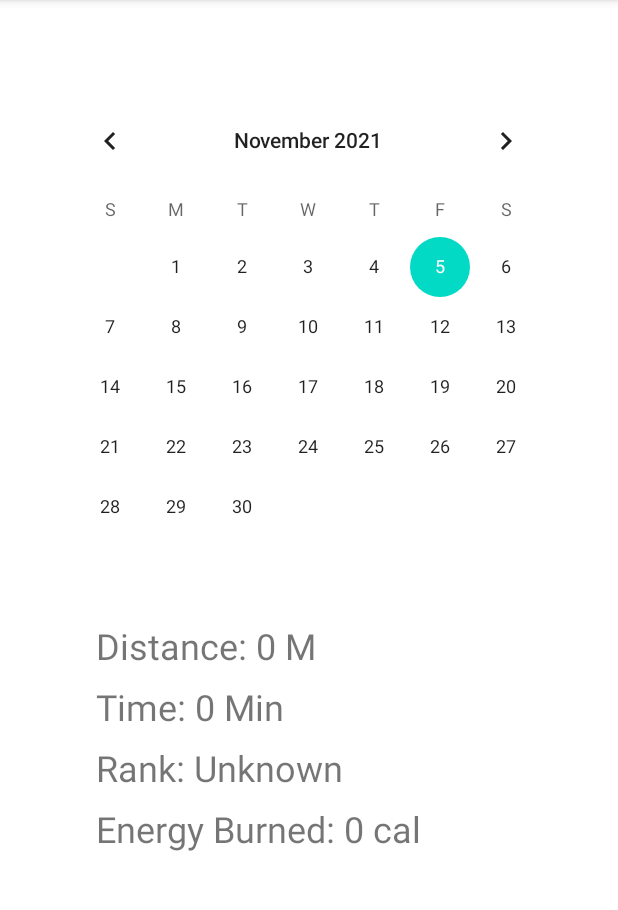
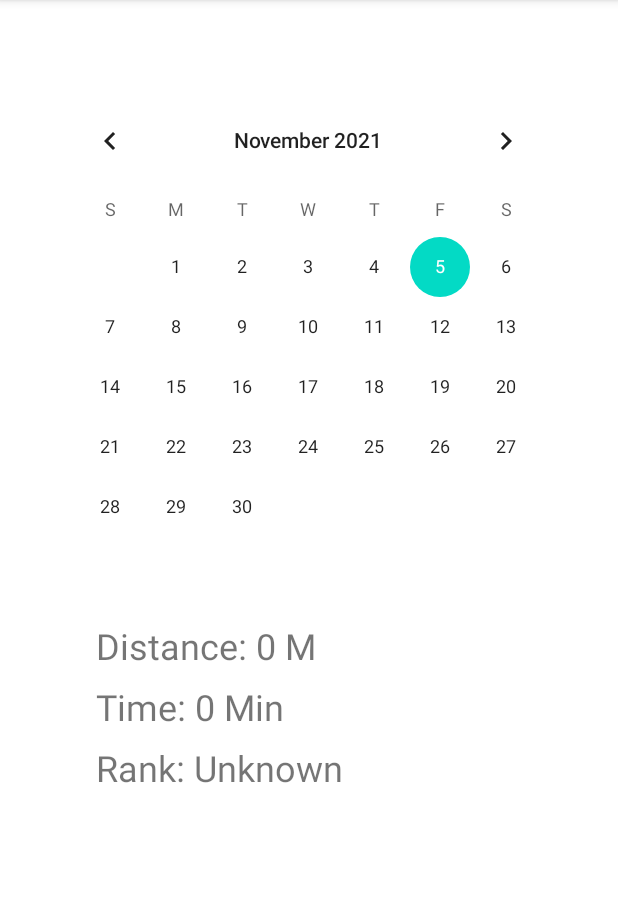
Before and after one commit to theresa0318/fitness, an Android app: the fragment HistoryFragment shown on its own in the app's theme, on a phone screen of 412 x 824 dp, the part 84-994 px from its top. Run offline under Robolectric (Android 15) with nearby library versions, the phone set to English and light mode, and no system bars; our stand-ins replace Firebase (no records; nobody signed in at launch, a user with empty details on screens opened directly).

Commit message:
Remove calorie

```diff
--- a/app/src/main/res/layout/fragment_history.xml
+++ b/app/src/main/res/layout/fragment_history.xml
@@ -61,18 +61,18 @@
         app:layout_constraintStart_toStartOf="parent"
         app:layout_constraintTop_toBottomOf="@+id/text_time" />
 
-    <TextView
-        android:id="@+id/text_calorieSummary"
-        android:layout_width="match_parent"
-        android:layout_height="wrap_content"
-        android:layout_marginStart="64dp"
-        android:layout_marginTop="8dp"
-        android:layout_marginEnd="64dp"
-        android:gravity="start"
-        android:text="Energy Burned: 0 cal"
-        android:textAlignment="textStart"
-        android:textSize="24sp"
-        app:layout_constraintEnd_toEndOf="parent"
-        app:layout_constraintStart_toStartOf="parent"
-        app:layout_constraintTop_toBottomOf="@+id/text_rank" />
+<!--    <TextView-->
+<!--        android:id="@+id/text_calorieSummary"-->
+<!--        android:layout_width="match_parent"-->
+<!--        android:layout_height="wrap_content"-->
+<!--        android:layout_marginStart="64dp"-->
+<!--        android:layout_marginTop="8dp"-->
+<!--        android:layout_marginEnd="64dp"-->
+<!--        android:gravity="start"-->
+<!--        android:text="Energy Burned: 0 cal"-->
+<!--        android:textAlignment="textStart"-->
+<!--        android:textSize="24sp"-->
+<!--        app:layout_constraintEnd_toEndOf="parent"-->
+<!--        app:layout_constraintStart_toStartOf="parent"-->
+<!--        app:layout_constraintTop_toBottomOf="@+id/text_rank" />-->
 </androidx.constraintlayout.widget.ConstraintLayout>
```
